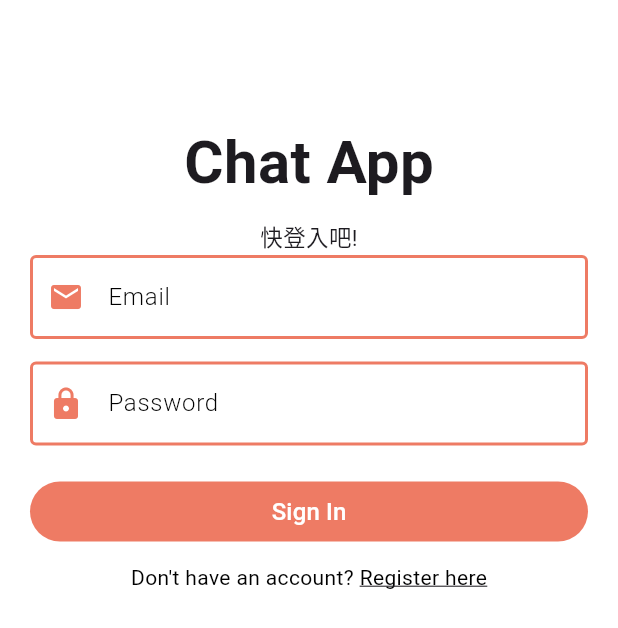
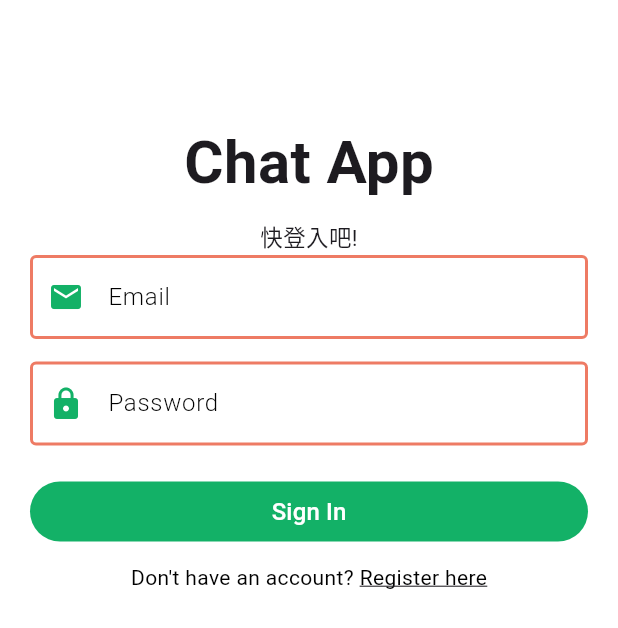
Before and after one commit to wally0302/ChatRoom, a Flutter app: the screen it shows after launch, on a phone screen of 412 x 824 dp. Shown: the top 628 px of the screen. Run offline on Flutter 3.47's test engine with Material 3 defaults, Android fonts, the phone set to English and light mode, and no system bars; our stand-ins replace cloud_firestore, firebase_auth, firebase_core, shared_preferences; missing offline and left inert: chat_gpt_sdk; accounts and stored records are empty.

Commit message:
更新 KEY

```diff
--- a/lib/pages/chat_page.dart
+++ b/lib/pages/chat_page.dart
@@ -2,6 +2,7 @@ import 'package:flutter/material.dart';
 import 'package:cloud_firestore/cloud_firestore.dart';
 import 'package:test_project/pages/group_info.dart';
 import 'package:test_project/service/database_service.dart';
+import 'package:test_project/shared/constants.dart';
 import 'package:test_project/widgets/message_tile.dart';
 import 'package:chat_gpt_sdk/chat_gpt_sdk.dart'; // Include ChatGPT SDK
 
@@ -27,7 +28,7 @@ class _ChatPageState extends State<ChatPage> {
   String admin = "";
   List<String> messages = [];
   final _openAI = OpenAI.instance.build(
-    token: "<APIKEY>",
+    token: Constants.OpenAIKey,
     baseOption: HttpSetup(receiveTimeout: const Duration(seconds: 5)),
     enableLog: true,
   );
--- a/lib/shared/constants.dart
+++ b/lib/shared/constants.dart
@@ -1,9 +1,12 @@
 import 'package:flutter/material.dart';
 
 class Constants {
-  static String appID = "1:36599770480:web:28ceb0a18f80186ff833b5";
-  static String apiKey = "AIzaSyCY2XIk04sdn92yIfjD-koZwCAwklhs54Y";
-  static String messagingSenderId = "36599770480";
-  static String projectId = "chatline-6b819";
-  final primaryColor = const Color(0xFFee7b64);
+  // Add your Firebase project details
+  static String appID = "";
+  static String apiKey = "";
+  static String messagingSenderId = "";
+  static String projectId = "";
+  // Add your OpenAI API key
+  static String OpenAIKey = "";
+  final primaryColor = Color.fromARGB(255, 19, 177, 103);
 }
```
